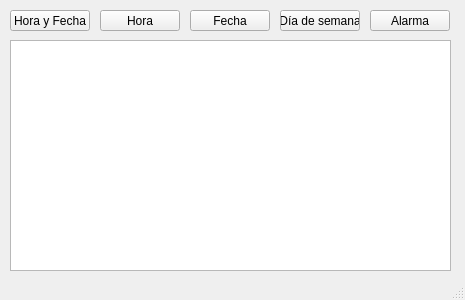
This is Actividad_8/Actividad_8_3_Cliente/mainwindow.ui in S-Bou/Practicas_SII as Qt 5 draws it before an edit. The edited form follows.
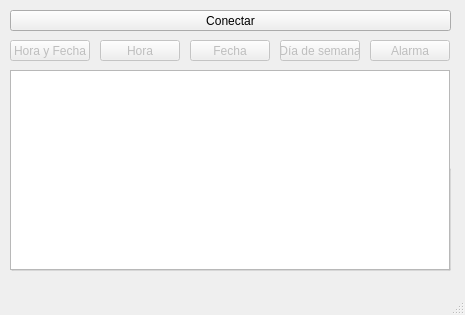
This is the edited form.

What changed in the file:
```diff
--- a/Actividad_8/Actividad_8_3_Cliente/mainwindow.ui
+++ b/Actividad_8/Actividad_8_3_Cliente/mainwindow.ui
@@ -7,7 +7,7 @@
     <x>0</x>
     <y>0</y>
     <width>465</width>
-    <height>300</height>
+    <height>315</height>
    </rect>
   </property>
   <property name="windowTitle">
@@ -15,10 +15,13 @@
   </property>
   <widget class="QWidget" name="centralwidget">
    <widget class="QPushButton" name="pushButton_Hora_Fecha">
+    <property name="enabled">
+     <bool>false</bool>
+    </property>
     <property name="geometry">
      <rect>
       <x>10</x>
-      <y>10</y>
+      <y>40</y>
       <width>80</width>
       <height>21</height>
      </rect>
@@ -28,10 +31,13 @@
     </property>
    </widget>
    <widget class="QPushButton" name="pushButton_Hora">
+    <property name="enabled">
+     <bool>false</bool>
+    </property>
     <property name="geometry">
      <rect>
       <x>100</x>
-      <y>10</y>
+      <y>40</y>
       <width>80</width>
       <height>21</height>
      </rect>
@@ -41,10 +47,13 @@
     </property>
    </widget>
    <widget class="QPushButton" name="pushButton_Fecha">
+    <property name="enabled">
+     <bool>false</bool>
+    </property>
     <property name="geometry">
      <rect>
       <x>190</x>
-      <y>10</y>
+      <y>40</y>
       <width>80</width>
       <height>21</height>
      </rect>
@@ -54,10 +63,13 @@
     </property>
    </widget>
    <widget class="QPushButton" name="pushButton_Dia">
+    <property name="enabled">
+     <bool>false</bool>
+    </property>
     <property name="geometry">
      <rect>
       <x>280</x>
-      <y>10</y>
+      <y>40</y>
       <width>80</width>
       <height>21</height>
      </rect>
@@ -67,10 +79,13 @@
     </property>
    </widget>
    <widget class="QPushButton" name="pushButton_Alarma">
+    <property name="enabled">
+     <bool>false</bool>
+    </property>
     <property name="geometry">
      <rect>
       <x>370</x>
-      <y>10</y>
+      <y>40</y>
       <width>80</width>
       <height>21</height>
      </rect>
@@ -83,9 +98,9 @@
     <property name="geometry">
      <rect>
       <x>10</x>
-      <y>40</y>
-      <width>441</width>
-      <height>231</height>
+      <y>70</y>
+      <width>440</width>
+      <height>200</height>
      </rect>
     </property>
    </widget>
@@ -248,6 +263,19 @@
      </property>
     </widget>
    </widget>
+   <widget class="QPushButton" name="pushButton_Conectar">
+    <property name="geometry">
+     <rect>
+      <x>10</x>
+      <y>10</y>
+      <width>441</width>
+      <height>21</height>
+     </rect>
+    </property>
+    <property name="text">
+     <string>Conectar</string>
+    </property>
+   </widget>
    <zorder>groupBox</zorder>
    <zorder>pushButton_Hora_Fecha</zorder>
    <zorder>pushButton_Hora</zorder>
```
Left out of the diff: 1 changed line with no effect on the pictures.
